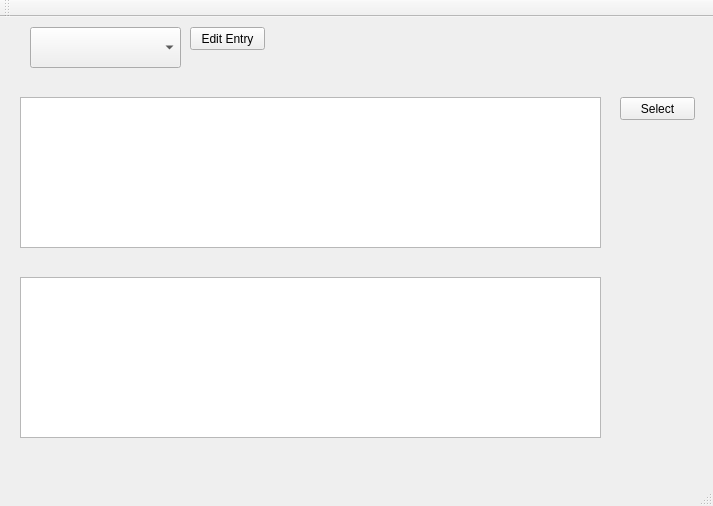
The window that mainwindow.ui (TripletESR/SampleDatabase) describes before a commit, drawn with Qt 5.
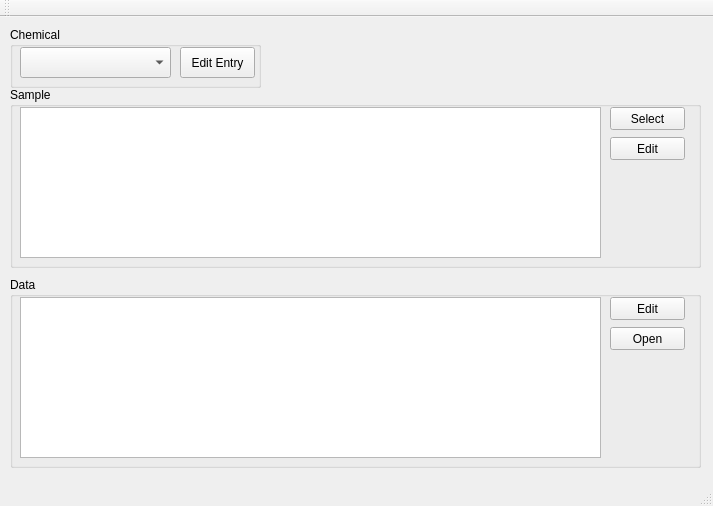
The same window after the commit.

What changed in the file:
```diff
--- a/mainwindow.ui
+++ b/mainwindow.ui
@@ -14,13 +14,25 @@
    <string>MainWindow</string>
   </property>
   <widget class="QWidget" name="centralWidget">
+   <widget class="QGroupBox" name="groupBox">
+    <property name="geometry">
+     <rect>
+      <x>10</x>
+      <y>10</y>
+      <width>251</width>
+      <height>61</height>
+     </rect>
+    </property>
+    <property name="title">
+     <string>Chemical</string>
+    </property>
    <widget class="QComboBox" name="comboBox_1">
     <property name="geometry">
      <rect>
-      <x>30</x>
-      <y>10</y>
+       <x>10</x>
+       <y>20</y>
       <width>151</width>
-      <height>41</height>
+       <height>31</height>
      </rect>
     </property>
     <property name="font">
@@ -32,41 +44,44 @@
    <widget class="QPushButton" name="pushButton_EditEntry">
     <property name="geometry">
      <rect>
-      <x>190</x>
-      <y>10</y>
+       <x>170</x>
+       <y>20</y>
       <width>75</width>
-      <height>23</height>
+       <height>31</height>
      </rect>
     </property>
     <property name="text">
      <string>Edit Entry</string>
     </property>
    </widget>
+   </widget>
+   <widget class="QGroupBox" name="groupBox_2">
+    <property name="geometry">
+     <rect>
+      <x>10</x>
+      <y>70</y>
+      <width>691</width>
+      <height>181</height>
+     </rect>
+    </property>
+    <property name="title">
+     <string>Sample</string>
+    </property>
    <widget class="QTableView" name="sampleView">
     <property name="geometry">
      <rect>
-      <x>20</x>
-      <y>80</y>
+       <x>10</x>
+       <y>20</y>
       <width>581</width>
       <height>151</height>
      </rect>
     </property>
    </widget>
-   <widget class="QTableView" name="dataView">
-    <property name="geometry">
-     <rect>
-      <x>20</x>
-      <y>260</y>
-      <width>581</width>
-      <height>161</height>
-     </rect>
-    </property>
-   </widget>
    <widget class="QPushButton" name="pushButton_SelectSample">
     <property name="geometry">
      <rect>
-      <x>620</x>
-      <y>80</y>
+       <x>600</x>
+       <y>20</y>
       <width>75</width>
       <height>23</height>
      </rect>
@@ -74,6 +89,69 @@
     <property name="text">
      <string>Select</string>
     </property>
+    </widget>
+    <widget class="QPushButton" name="pushButton_editSample">
+     <property name="geometry">
+      <rect>
+       <x>600</x>
+       <y>50</y>
+       <width>75</width>
+       <height>23</height>
+      </rect>
+     </property>
+     <property name="text">
+      <string>Edit</string>
+     </property>
+    </widget>
+   </widget>
+   <widget class="QGroupBox" name="groupBox_3">
+    <property name="geometry">
+     <rect>
+      <x>10</x>
+      <y>260</y>
+      <width>691</width>
+      <height>191</height>
+     </rect>
+    </property>
+    <property name="title">
+     <string>Data</string>
+    </property>
+    <widget class="QTableView" name="dataView">
+     <property name="geometry">
+      <rect>
+       <x>10</x>
+       <y>20</y>
+       <width>581</width>
+       <height>161</height>
+      </rect>
+     </property>
+    </widget>
+    <widget class="QPushButton" name="pushButton_editData">
+     <property name="geometry">
+      <rect>
+       <x>600</x>
+       <y>20</y>
+       <width>75</width>
+       <height>23</height>
+      </rect>
+     </property>
+     <property name="text">
+      <string>Edit</string>
+     </property>
+    </widget>
+    <widget class="QPushButton" name="pushButton_Open">
+     <property name="geometry">
+      <rect>
+       <x>600</x>
+       <y>50</y>
+       <width>75</width>
+       <height>23</height>
+      </rect>
+     </property>
+     <property name="text">
+      <string>Open</string>
+     </property>
+    </widget>
    </widget>
   </widget>
   <widget class="QMenuBar" name="menuBar">
```
Lines whose indentation alone changed are shown as unchanged.
